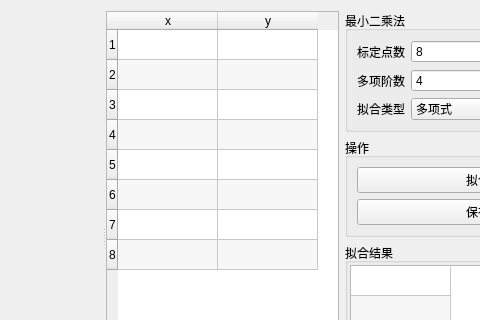
Before: the Qt Designer form leastsquare.ui in m-RNA/Qt-high-order-least-squares-method, drawn with Qt 5; both pictures show x 0 to 480 and y 0 to 320 of the 622 by 472 pixel window.
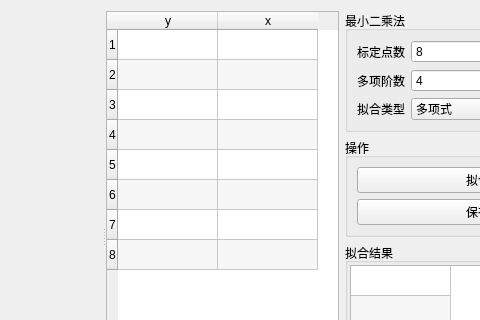
After: the same form once the commit is applied. Icons and pictures are not drawn. Custom widgets are drawn as their Qt base class.

Commit message: 与主项目风格统一，方便维护，不过通常的习惯时x在前，y在后。

```diff
--- a/leastsquare.ui
+++ b/leastsquare.ui
@@ -62,12 +62,12 @@
       <row/>
       <column>
        <property name="text">
-        <string>x</string>
+        <string>y</string>
        </property>
       </column>
       <column>
        <property name="text">
-        <string>y</string>
+        <string>x</string>
        </property>
       </column>
      </widget>
```
The commit also changes 1 other file.
